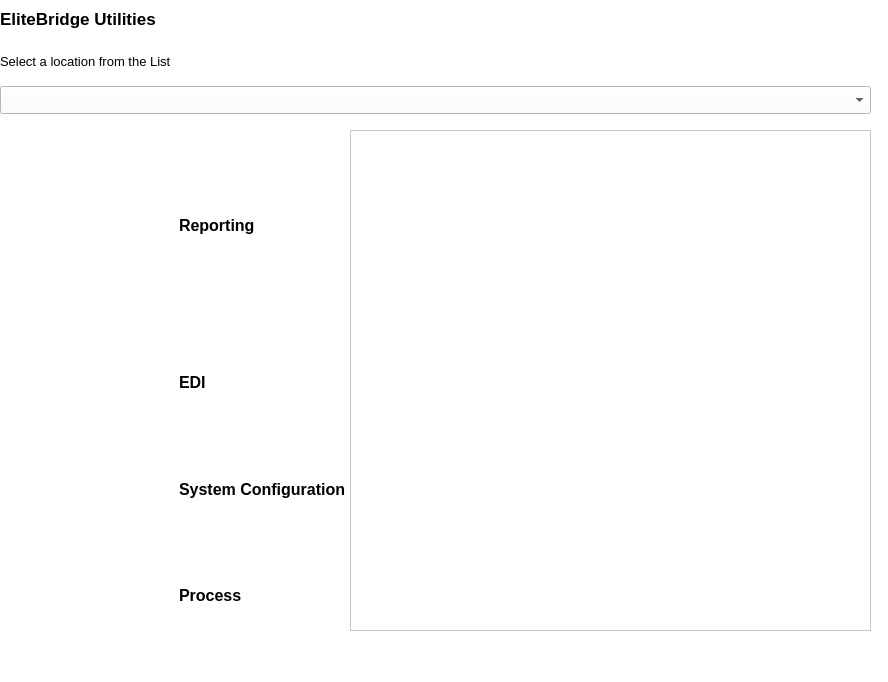
Mohitpanjikar/EliteBridgeuifile, file elitebridge_ui_file/admin.ui: the form before one commit.
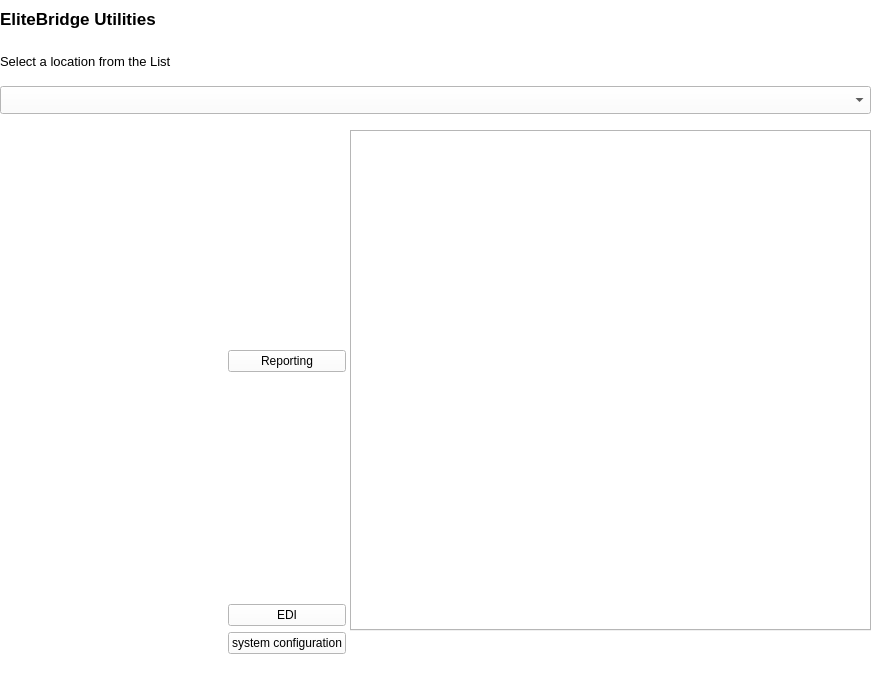
The form after the commit. Icons and pictures are not drawn.

Commit message: reporting tab added

```diff
--- a/elitebridge_ui_file/admin.ui
+++ b/elitebridge_ui_file/admin.ui
@@ -17,35 +17,6 @@
    <string notr="true">background-color:rgb(255, 255, 255)</string>
   </property>
   <widget class="QWidget" name="centralwidget">
-   <widget class="QFrame" name="dynamicFrame">
-    <property name="geometry">
-     <rect>
-      <x>350</x>
-      <y>130</y>
-      <width>521</width>
-      <height>501</height>
-     </rect>
-    </property>
-    <property name="frameShape">
-     <enum>QFrame::StyledPanel</enum>
-    </property>
-    <property name="frameShadow">
-     <enum>QFrame::Raised</enum>
-    </property>
-    <widget class="QLabel" name="label_5">
-     <property name="geometry">
-      <rect>
-       <x>50</x>
-       <y>60</y>
-       <width>63</width>
-       <height>20</height>
-      </rect>
-     </property>
-     <property name="text">
-      <string/>
-     </property>
-    </widget>
-   </widget>
    <widget class="QWidget" name="layoutWidget">
     <property name="geometry">
      <rect>
@@ -106,7 +77,7 @@
       <x>0</x>
       <y>125</y>
       <width>346</width>
-      <height>521</height>
+      <height>557</height>
      </rect>
     </property>
     <layout class="QGridLayout" name="gridLayout">
@@ -130,19 +101,19 @@
        </property>
       </widget>
      </item>
-     <item row="2" column="2">
-      <widget class="QLabel" name="EDI">
-       <property name="font">
-        <font>
-         <pointsize>12</pointsize>
-         <bold>true</bold>
-        </font>
+     <item row="0" column="0" rowspan="2" colspan="2">
+      <widget class="QLabel" name="label_3">
+       <property name="text">
+        <string/>
        </property>
        <property name="mouseTracking">
         <bool>true</bool>
        </property>
        <property name="text">
-        <string>EDI</string>
+        <string/>
+       </property>
+       <property name="pixmap">
+        <pixmap>C:/Users/Dell/OneDrive/Pictures/Screenshots/process.png</pixmap>
        </property>
       </widget>
      </item>
@@ -156,66 +127,49 @@
        </property>
       </widget>
      </item>
+     <item row="0" column="2" rowspan="2">
+      <widget class="QPushButton" name="btn_reporting">
+       <property name="text">
+        <string>Reporting</string>
+       </property>
+      </widget>
+     </item>
+     <item row="2" column="2">
+      <widget class="QPushButton" name="btn_EDI">
+       <property name="text">
+        <string>EDI</string>
+       </property>
+      </widget>
+     </item>
      <item row="3" column="2">
-      <widget class="QLabel" name="systemconfig">
-       <property name="font">
-        <font>
-         <pointsize>12</pointsize>
-         <bold>true</bold>
-        </font>
-       </property>
-       <property name="mouseTracking">
-        <bool>true</bool>
-       </property>
+      <widget class="QPushButton" name="btn_sysConfig">
        <property name="text">
-        <string>System Configuration</string>
-       </property>
-      </widget>
-     </item>
-     <item row="4" column="0" colspan="2">
-      <widget class="QLabel" name="label_10">
-       <property name="text">
-        <string/>
-       </property>
-       <property name="pixmap">
-        <pixmap>C:/Users/Dell/OneDrive/Pictures/Screenshots/process.png</pixmap>
+        <string>system configuration</string>
        </property>
       </widget>
      </item>
      <item row="4" column="2">
-      <widget class="QLabel" name="process">
-       <property name="font">
-        <font>
-         <pointsize>12</pointsize>
-         <bold>true</bold>
-        </font>
-       </property>
-       <property name="mouseTracking">
-        <bool>true</bool>
-       </property>
+      <widget class="QPushButton" name="btn_process">
        <property name="text">
         <string>Process</string>
        </property>
       </widget>
      </item>
-     <item row="0" column="2" rowspan="2">
-      <widget class="QLabel" name="reporting">
-       <property name="font">
-        <font>
-         <pointsize>12</pointsize>
-         <bold>true</bold>
-        </font>
-       </property>
-       <property name="mouseTracking">
-        <bool>true</bool>
-       </property>
-       <property name="text">
-        <string>Reporting</string>
-       </property>
-      </widget>
-     </item>
     </layout>
    </widget>
+   <widget class="QTabWidget" name="tabWidget">
+    <property name="geometry">
+     <rect>
+      <x>350</x>
+      <y>130</y>
+      <width>521</width>
+      <height>501</height>
+     </rect>
+    </property>
+    <property name="currentIndex">
+     <number>-1</number>
+    </property>
+   </widget>
   </widget>
   <widget class="QMenuBar" name="menubar">
    <property name="geometry">
```
Left out of the diff: 18 changed lines with no effect on the pictures. The commit also changes 94 other files.
